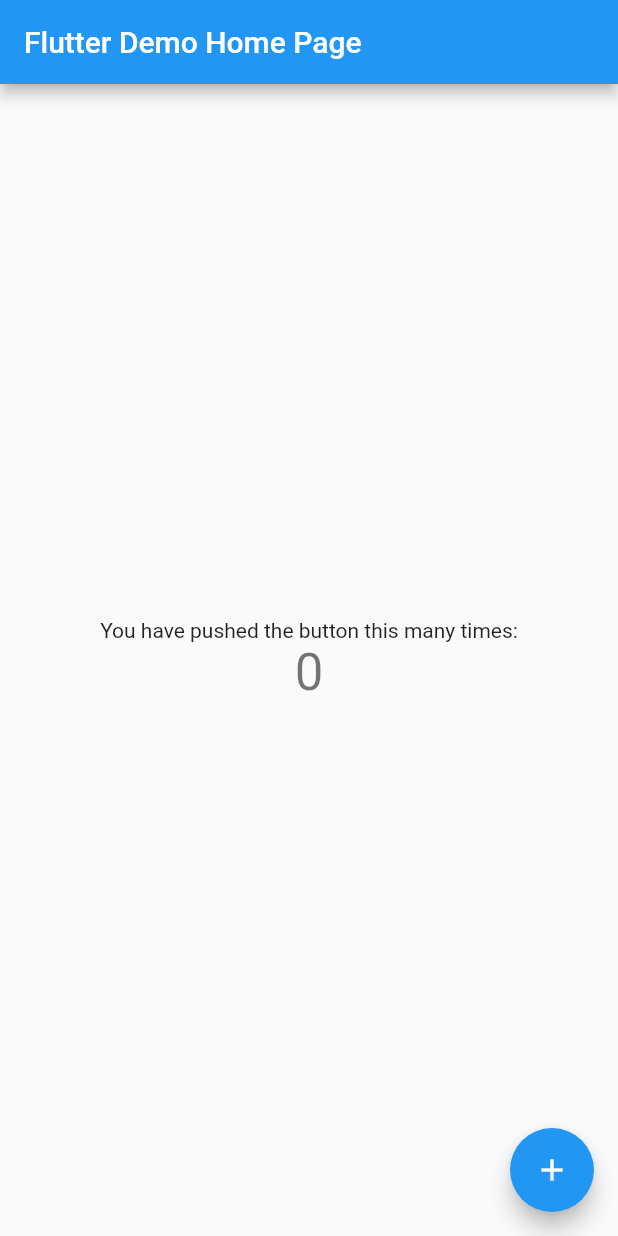
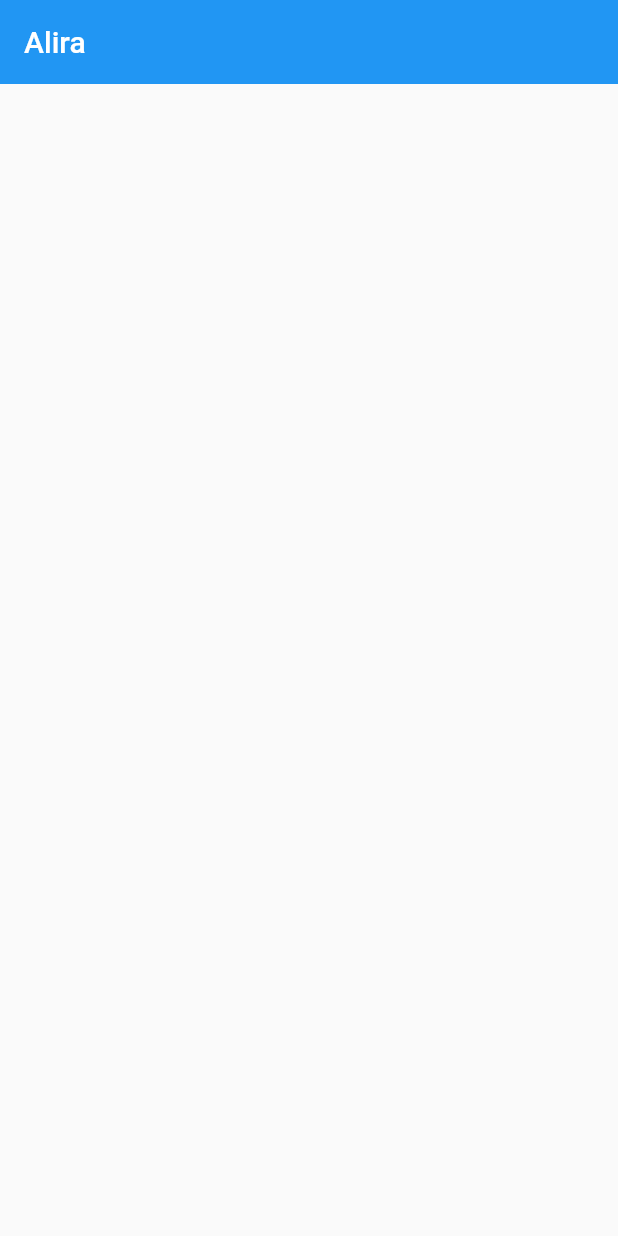
Before and after one commit to ivohutasoit/alira-mastering, a Flutter app: the screen it shows after launch, on a phone screen of 412 x 824 dp. Run offline on Flutter 3.47's test engine with Material 2 defaults, Android fonts, the phone set to English and light mode, and no system bars; our stand-ins replace fixnum; missing offline and left inert: grpc, protobuf.

Commit message:
Update alira mobile

```diff
--- /dev/null
+++ b/alira_mobile/lib/app.dart
@@ -0,0 +1,13 @@
+import 'package:alira_mobile/pages/chat-page.dart';
+import 'package:flutter/material.dart';
+
+class AliraApp extends StatelessWidget {
+  @override
+  Widget build(BuildContext context) {
+    return MaterialApp(
+      title: 'Alira',
+      home: ChatPage(),
+    );
+  }
+
+}
--- a/alira_mobile/lib/main.dart
+++ b/alira_mobile/lib/main.dart
@@ -1,111 +1,4 @@
+import 'package:alira_mobile/app.dart';
 import 'package:flutter/material.dart';
 
-void main() => runApp(MyApp());
-
-class MyApp extends StatelessWidget {
-  // This widget is the root of your application.
-  @override
-  Widget build(BuildContext context) {
-    return MaterialApp(
-      title: 'Alira',
-      theme: ThemeData(
-        // This is the theme of your application.
-        //
-        // Try running your application with "flutter run". You'll see the
-        // application has a blue toolbar. Then, without quitting the app, try
-        // changing the primarySwatch below to Colors.green and then invoke
-        // "hot reload" (press "r" in the console where you ran "flutter run",
-        // or simply save your changes to "hot reload" in a Flutter IDE).
-        // Notice that the counter didn't reset back to zero; the application
-        // is not restarted.
-        primarySwatch: Colors.blue,
-      ),
-      home: MyHomePage(title: 'Flutter Demo Home Page'),
-    );
-  }
-}
-
-class MyHomePage extends StatefulWidget {
-  MyHomePage({Key key, this.title}) : super(key: key);
-
-  // This widget is the home page of your application. It is stateful, meaning
-  // that it has a State object (defined below) that contains fields that affect
-  // how it looks.
-
-  // This class is the configuration for the state. It holds the values (in this
-  // case the title) provided by the parent (in this case the App widget) and
-  // used by the build method of the State. Fields in a Widget subclass are
-  // always marked "final".
-
-  final String title;
-
-  @override
-  _MyHomePageState createState() => _MyHomePageState();
-}
-
-class _MyHomePageState extends State<MyHomePage> {
-  int _counter = 0;
-
-  void _incrementCounter() {
-    setState(() {
-      // This call to setState tells the Flutter framework that something has
-      // changed in this State, which causes it to rerun the build method below
-      // so that the display can reflect the updated values. If we changed
-      // _counter without calling setState(), then the build method would not be
-      // called again, and so nothing would appear to happen.
-      _counter++;
-    });
-  }
-
-  @override
-  Widget build(BuildContext context) {
-    // This method is rerun every time setState is called, for instance as done
-    // by the _incrementCounter method above.
-    //
-    // The Flutter framework has been optimized to make rerunning build methods
-    // fast, so that you can just rebuild anything that needs updating rather
-    // than having to individually change instances of widgets.
-    return Scaffold(
-      appBar: AppBar(
-        // Here we take the value from the MyHomePage object that was created by
-        // the App.build method, and use it to set our appbar title.
-        title: Text(widget.title),
-      ),
-      body: Center(
-        // Center is a layout widget. It takes a single child and positions it
-        // in the middle of the parent.
-        child: Column(
-          // Column is also a layout widget. It takes a list of children and
-          // arranges them vertically. By default, it sizes itself to fit its
-          // children horizontally, and tries to be as tall as its parent.
-          //
-          // Invoke "debug painting" (press "p" in the console, choose the
-          // "Toggle Debug Paint" action from the Flutter Inspector in Android
-          // Studio, or the "Toggle Debug Paint" command in Visual Studio Code)
-          // to see the wireframe for each widget.
-          //
-          // Column has various properties to control how it sizes itself and
-          // how it positions its children. Here we use mainAxisAlignment to
-          // center the children vertically; the main axis here is the vertical
-          // axis because Columns are vertical (the cross axis would be
-          // horizontal).
-          mainAxisAlignment: MainAxisAlignment.center,
-          children: <Widget>[
-            Text(
-              'You have pushed the button this many times:',
-            ),
-            Text(
-              '$_counter',
-              style: Theme.of(context).textTheme.display1,
-            ),
-          ],
-        ),
-      ),
-      floatingActionButton: FloatingActionButton(
-        onPressed: _incrementCounter,
-        tooltip: 'Increment',
-        child: Icon(Icons.add),
-      ), // This trailing comma makes auto-formatting nicer for build methods.
-    );
-  }
-}
+void main() => runApp(AliraApp());
--- a/alira_mobile/lib/message/domain/chat.pb.dart
+++ b/alira_mobile/lib/message/domain/chat.pb.dart
@@ -10,7 +10,7 @@ import 'dart:core' as $core;
 import 'package:protobuf/protobuf.dart' as $pb;
 
 class Chat extends $pb.GeneratedMessage {
-  static final $pb.BuilderInfo _i = $pb.BuilderInfo('Chat', package: const $pb.PackageName('domain'), createEmptyInstance: create)
+  static final $pb.BuilderInfo _i = $pb.BuilderInfo('Chat', package: const $pb.PackageName('domain'))
     ..aOS(1, 'message')
     ..hasRequiredFields = false
   ;
@@ -27,15 +27,14 @@ class Chat extends $pb.GeneratedMessage {
   Chat createEmptyInstance() => create();
   static $pb.PbList<Chat> createRepeated() => $pb.PbList<Chat>();
   @$core.pragma('dart2js:noInline')
-  static Chat getDefault() => _defaultInstance ??= $pb.GeneratedMessage.$_defaultFor<Chat>(create);
+  static Chat getDefault() => _defaultInstance ??= create()..freeze();
   static Chat _defaultInstance;
+  static void $checkItem(Chat v) {
+    if (v is! Chat) $pb.checkItemFailed(v, _i.qualifiedMessageName);
+  }
 
-  @$pb.TagNumber(1)
-  $core.String get message => $_getSZ(0);
-  @$pb.TagNumber(1)
+  $core.String get message => $_getS(0, '');
   set message($core.String v) { $_setString(0, v); }
-  @$pb.TagNumber(1)
   $core.bool hasMessage() => $_has(0);
-  @$pb.TagNumber(1)
   void clearMessage() => clearField(1);
 }
--- /dev/null
+++ b/alira_mobile/lib/pages/chat-page.dart
@@ -0,0 +1,46 @@
+import 'package:flutter/material.dart';
+
+class ChatPage extends StatefulWidget {
+
+  ChatPage() : super(key: ObjectKey("Chat Page"));
+
+  @override
+  State<StatefulWidget> createState() => _ChatPageState();
+}
+
+class _ChatPageState extends State<ChatPage> {
+
+  final TextEditingController _textController = TextEditingController();
+
+  bool _isInit = false;
+
+  @override
+  void didChangeDependencies() {
+    super.didChangeDependencies();
+    if (_isInit == false) {
+      _isInit = true;
+    }
+  }
+
+  @override
+  void dispose() {
+    super.dispose();
+  }
+
+  @override
+  Widget build(BuildContext context) {
+    return Scaffold(
+      appBar: AppBar(
+        title: Text("Alira"),
+        elevation: 0.0,
+      ),
+      body: Container(
+        child: Column(
+          children: <Widget>[
+          ],
+        ),
+      ),
+    );
+  }
+
+}
--- a/alira_mobile/lib/service/chat-service.pbgrpc.dart
+++ b/alira_mobile/lib/service/chat-service.pbgrpc.dart
@@ -10,9 +10,9 @@ import 'dart:async' as $async;
 import 'dart:core' as $core;
 
 import 'package:grpc/service_api.dart' as $grpc;
-import 'google/protobuf/wrappers.pb.dart' as $0;
-import 'google/protobuf/empty.pb.dart' as $1;
-import 'domain/chat.pb.dart' as $2;
+import '../google/protobuf/wrappers.pb.dart' as $0;
+import '../google/protobuf/empty.pb.dart' as $1;
+import '../message/domain/chat.pb.dart' as $2;
 export 'chat-service.pb.dart';
 
 class ChatServiceClient extends $grpc.Client {
```
Also changed, not shown: alira_mobile/lib/service/chat-service.dart (+137 -2 lines), alira_mobile/pubspec.yaml (+9 -2 lines), alira_mobile/lib/bloc/application-bloc.dart (added), alira_mobile/lib/event/chat-event.dart (renamed from alira_mobile/lib/bloc/chat-event.dart), alira_mobile/pubspec.lock, 1 other file.
